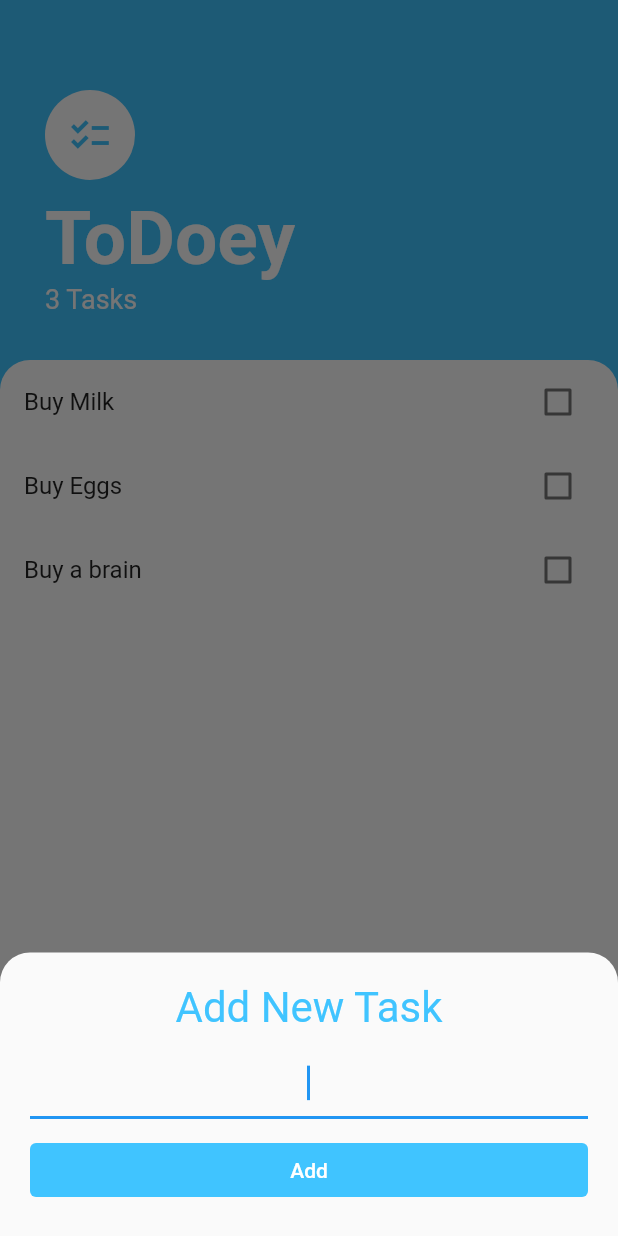
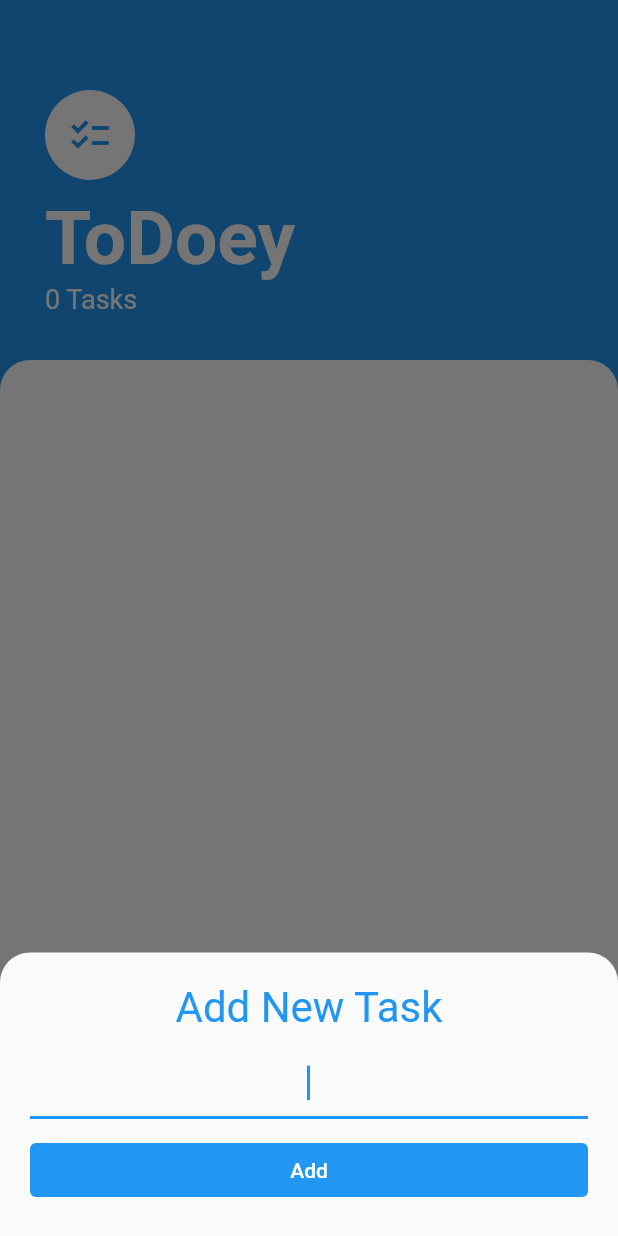
Before and after one commit to AashishBathe/ToDo-App, a Flutter app: the screen it shows after launch, after a tap on the "add" icon, on a phone screen of 412 x 824 dp. Run offline on Flutter 3.47's test engine with Material 2 defaults, Android fonts, the phone set to English and light mode, and no system bars.

Commit message:
Final code

```diff
--- a/lib/main.dart
+++ b/lib/main.dart
@@ -1,5 +1,8 @@
 import 'package:flutter/material.dart';
+import 'package:provider/provider.dart';
 import 'screens/tasks_screen.dart';
+import 'package:provider/provider.dart';
+import 'package:todoey/models/task_data.dart';
 
 void main() {
   runApp(const MyApp());
@@ -10,8 +13,12 @@ class MyApp extends StatelessWidget {
 
   @override
   Widget build(BuildContext context) {
-    return MaterialApp(
-      home: TasksScreen(),
+    return ChangeNotifierProvider(
+      create: (BuildContext context) => TaskData(),
+      child: MaterialApp(
+        debugShowCheckedModeBanner: false,
+        home: TasksScreen(),
+      ),
     );
   }
 }
--- a/lib/models/task.dart
+++ b/lib/models/task.dart
@@ -1,3 +1,5 @@
+// THis is the implementation of every single task. Has default value of isDone as false.
+
 class Task {
   final String name;
   bool isDone;
--- /dev/null
+++ b/lib/models/task_data.dart
@@ -0,0 +1,34 @@
+// This includes the main tasks list and also can give length of tasks list
+
+import 'package:flutter/material.dart';
+import 'package:provider/provider.dart';
+import 'task.dart';
+import 'dart:collection';
+
+class TaskData extends ChangeNotifier {
+  List<Task> _tasks = [];
+
+  UnmodifiableListView<Task> get tasks {
+    return UnmodifiableListView(_tasks);
+  }
+
+  int get taskCount {
+    return _tasks.length;
+  }
+
+  void addTask(String newTaskTitle) {
+    final task = Task(name: newTaskTitle);
+    _tasks.add(task);
+    notifyListeners();
+  }
+
+  void updateTask(Task task) {
+    task.toggleDone();
+    notifyListeners();
+  }
+
+  void deleteTask(Task task) {
+    _tasks.remove(task);
+    notifyListeners();
+  }
+}
--- a/lib/screens/add_task_screen.dart
+++ b/lib/screens/add_task_screen.dart
@@ -1,10 +1,12 @@
+// This is used to add a new task, and is made by ModalBottomSheet. It includes description of task
+// and the Add button.
+
 import 'package:flutter/material.dart';
-import 'package:todoey/models/task.dart';
+import 'package:provider/provider.dart';
+import 'package:todoey/models/task_data.dart';
 
 class AddTaskScreen extends StatelessWidget {
-  late String newTaskTitle;
-  final Function addTaskCallback;
-  AddTaskScreen(this.addTaskCallback);
+  String? newTaskTitle;
 
   @override
   Widget build(BuildContext context) {
@@ -16,7 +18,7 @@ class AddTaskScreen extends StatelessWidget {
           Text(
             'Add New Task',
             textAlign: TextAlign.center,
-            style: TextStyle(color: Colors.lightBlueAccent, fontSize: 28),
+            style: TextStyle(color: Colors.blue, fontSize: 28),
           ),
           SizedBox(
             height: 10,
@@ -24,7 +26,7 @@ class AddTaskScreen extends StatelessWidget {
           TextField(
             textAlign: TextAlign.center,
             autofocus: true,
-            style: TextStyle(fontSize: 20, color: Colors.lightBlueAccent),
+            style: TextStyle(fontSize: 20, color: Colors.blue),
             onChanged: (newText) {
               newTaskTitle = newText;
             },
@@ -34,11 +36,12 @@ class AddTaskScreen extends StatelessWidget {
           ),
           TextButton(
             onPressed: () {
-              addTaskCallback(newTaskTitle);
+              Provider.of<TaskData>(context, listen: false)
+                  .addTask(newTaskTitle!);
+              Navigator.pop(context);
             },
             style: ButtonStyle(
-                backgroundColor:
-                    MaterialStateProperty.all(Colors.lightBlueAccent)),
+                backgroundColor: MaterialStateProperty.all(Colors.blue)),
             child: Text(
               'Add',
               style: TextStyle(color: Colors.white),
--- a/lib/screens/tasks_screen.dart
+++ b/lib/screens/tasks_screen.dart
@@ -1,21 +1,12 @@
+// This is the main page of the app.
+
 import 'package:flutter/material.dart';
 import 'package:todoey/widgets/tasks_list.dart';
 import 'package:todoey/screens/add_task_screen.dart';
-import 'package:todoey/widgets/tasks_list.dart';
-import 'package:todoey/models/task.dart';
+import 'package:provider/provider.dart';
+import 'package:todoey/models/task_data.dart';
 
-class TasksScreen extends StatefulWidget {
-  @override
-  State<TasksScreen> createState() => _TasksScreenState();
-}
-
-class _TasksScreenState extends State<TasksScreen> {
-  List<Task> tasks = [
-    Task(name: 'Buy Milk'),
-    Task(name: 'Buy Eggs'),
-    Task(name: 'Buy a brain')
-  ];
-
+class TasksScreen extends StatelessWidget {
   @override
   Widget build(BuildContext context) {
     return Scaffold(
@@ -33,20 +24,15 @@ class _TasksScreenState extends State<TasksScreen> {
               child: Container(
                 padding: EdgeInsets.only(
                     bottom: MediaQuery.of(context).viewInsets.bottom),
-                child: AddTaskScreen((newTaskTitle) {
-                  setState(() {
-                    tasks.add(Task(name: newTaskTitle));
-                  });
-                  Navigator.pop(context);
-                }),
+                child: AddTaskScreen(),
               ),
             ),
           );
         },
-        backgroundColor: Colors.lightBlueAccent,
+        backgroundColor: Colors.blue,
         child: Icon(Icons.add),
       ),
-      backgroundColor: Colors.lightBlueAccent,
+      backgroundColor: Colors.blue,
       body: Column(
         crossAxisAlignment: CrossAxisAlignment.start,
         children: [
@@ -58,7 +44,7 @@ class _TasksScreenState extends State<TasksScreen> {
                 CircleAvatar(
                   child: Icon(
                     Icons.checklist,
-                    color: Colors.lightBlueAccent,
+                    color: Colors.blue,
                     size: 30,
                   ),
                   backgroundColor: Colors.white,
@@ -76,7 +62,7 @@ class _TasksScreenState extends State<TasksScreen> {
                   ),
                 ),
                 Text(
-                  '${tasks.length} Tasks',
+                  '${Provider.of<TaskData>(context).taskCount} Tasks',
                   style: TextStyle(color: Colors.white, fontSize: 18),
                 ),
               ],
@@ -91,7 +77,7 @@ class _TasksScreenState extends State<TasksScreen> {
                   topRight: Radius.circular(20),
                 ),
               ),
-              child: TasksList(tasks),
+              child: TasksList(),
             ),
           )
         ],
--- a/lib/widgets/tasks_list.dart
+++ b/lib/widgets/tasks_list.dart
@@ -1,30 +1,39 @@
+// This has a TasksList class which constructs interface of all the tasks by viewing from task_data/
+
 import 'package:flutter/material.dart';
 import 'task_tile.dart';
-import 'package:todoey/models/task.dart';
+import 'package:provider/provider.dart';
+import 'package:todoey/models/task_data.dart';
 
-class TasksList extends StatefulWidget {
-  final List<Task> tasks;
-  TasksList(this.tasks);
-
-  @override
-  State<TasksList> createState() => _TasksListState();
-}
-
-class _TasksListState extends State<TasksList> {
+class TasksList extends StatelessWidget {
   @override
   Widget build(BuildContext context) {
-    return ListView.builder(
-      itemBuilder: (context, index) {
-        return TaskTile(
-            taskTitle: widget.tasks[index].name,
-            isChecked: widget.tasks[index].isDone,
-            checkboxCallback: (checkboxState) {
-              setState(() {
-                widget.tasks[index].toggleDone();
-              });
-            });
+    return Consumer<TaskData>(
+      builder: (context, taskData, child) {
+        return ListView.builder(
+          itemBuilder: (context, index) {
+            final task = taskData.tasks[index];
+            // return TextButton(
+            //   onPressed: () {},
+            //   onLongPress: () {
+            //     taskData.deleteTask(task);
+            //   },
+            child:
+            return TaskTile(
+              taskTitle: task.name,
+              isChecked: task.isDone,
+              checkboxCallback: (checkboxState) {
+                taskData.updateTask(task);
+              },
+              longPressCallback: () {
+                taskData.deleteTask(task);
+              },
+              // ),
+            );
+          },
+          itemCount: taskData.taskCount,
+        );
       },
-      itemCount: widget.tasks.length,
     );
   }
 }
--- a/pubspec.yaml
+++ b/pubspec.yaml
@@ -35,6 +35,7 @@ dependencies:
   # The following adds the Cupertino Icons font to your application.
   # Use with the CupertinoIcons class for iOS style icons.
   cupertino_icons: ^1.0.2
+  provider: ^6.0.5
 
 dev_dependencies:
   flutter_test:
```
Also changed, not shown: lib/widgets/task_tile.dart (+7 -1 lines), pubspec.lock.
